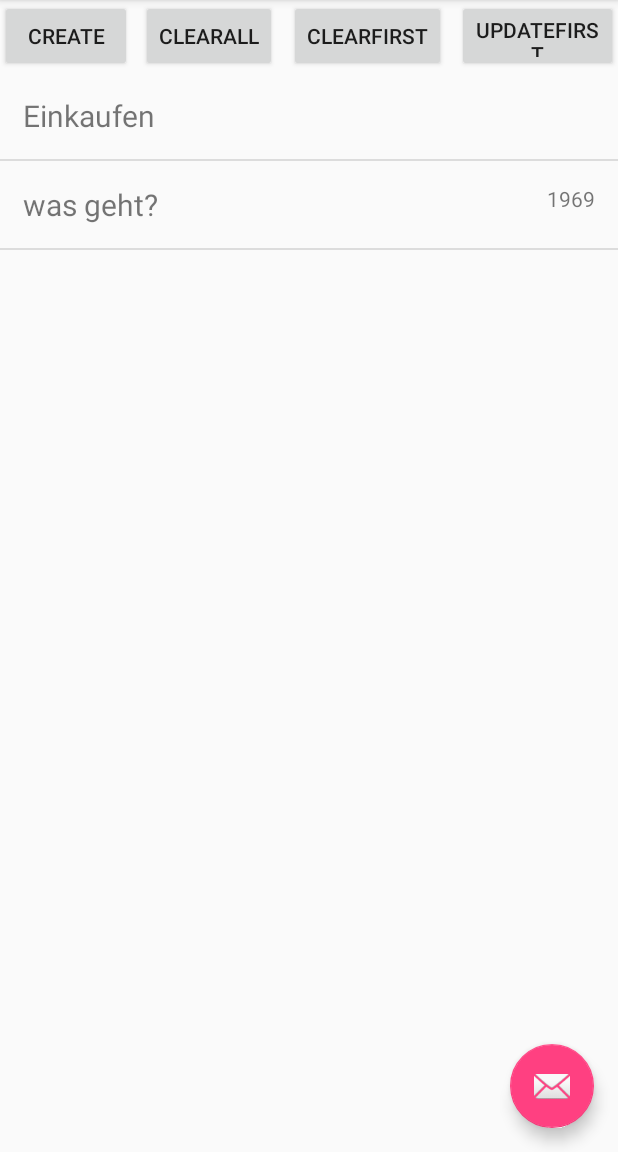
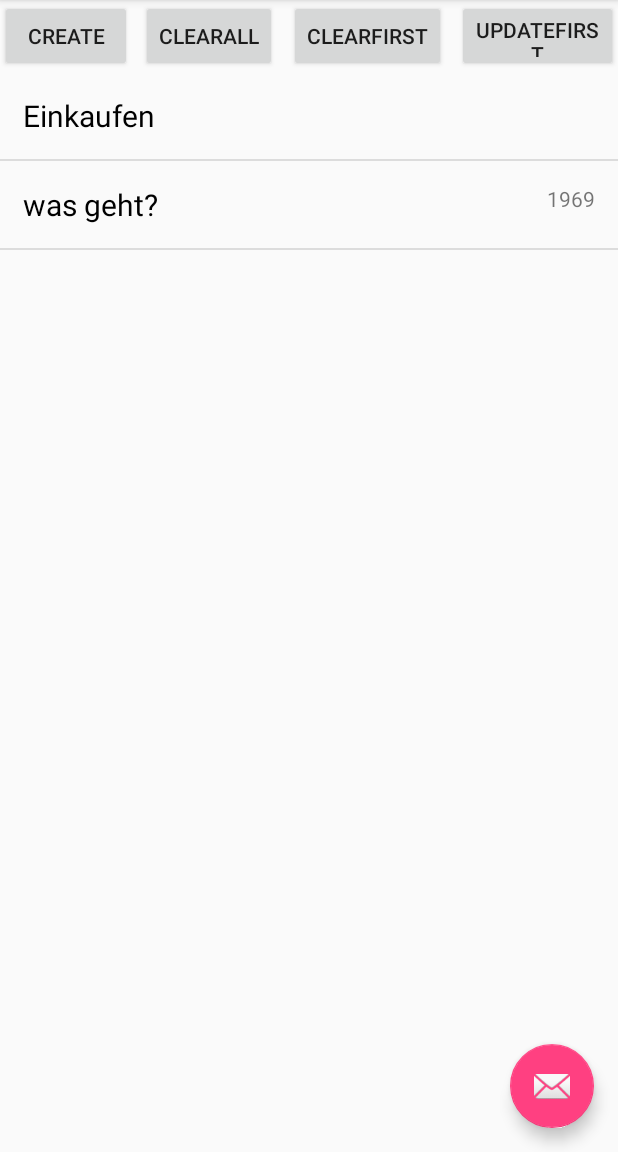
Before and after one commit to HakanAkkurt/To-Do-List, an Android app: the screen it shows after launch (MainActivity), after a tap on "CREATE", on a phone screen of 412 x 824 dp, the part 84-1236 px from its top. Run offline under Robolectric (Android 15) with nearby library versions, the phone set to English and light mode, and no system bars.

Commit message:
Initial Commit

```diff
--- a/app/src/main/res/layout/todo_overwiew_listitem.xml
+++ b/app/src/main/res/layout/todo_overwiew_listitem.xml
@@ -11,7 +11,8 @@
         android:layout_alignParentStart="true"
         android:id="@+id/name"
         android:layout_margin="15dp"
-        android:textSize="20sp" />
+        android:textSize="20sp"
+        android:textColor="@android:color/black" />
 
     <TextView
         android:text="TextView"
```
